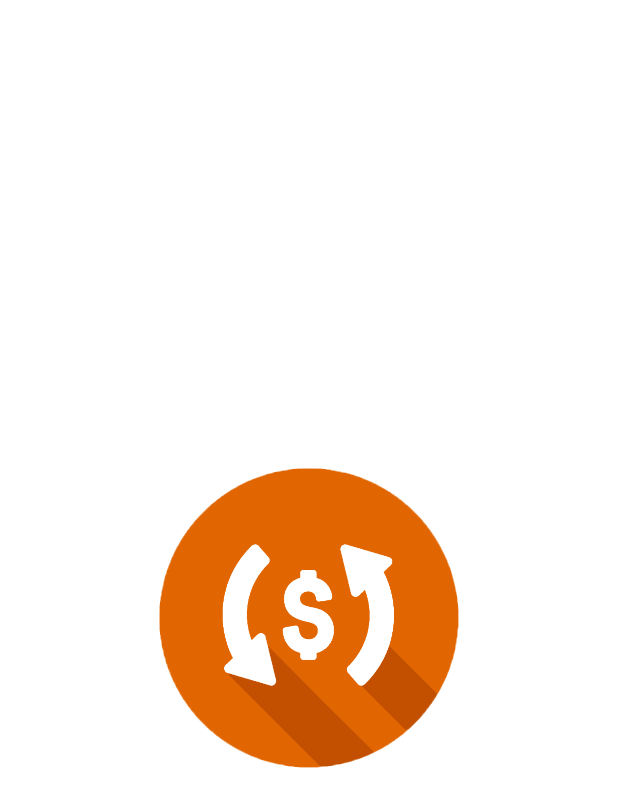
After one commit to RNasserB/currencyConverter, an Android app: the SplashScreenActivity screen opened directly, with no data from a screen before it, on a phone screen of 412 x 824 dp. The commit adds this screen. Shown: the top 807 px of the screen. Run offline under Robolectric (Android 15) with nearby library versions, the phone set to English and light mode, and no system bars.

Commit message:
Splash Screen

```diff
--- a/app/src/main/AndroidManifest.xml
+++ b/app/src/main/AndroidManifest.xml
@@ -9,13 +9,17 @@
         android:roundIcon="@mipmap/ic_launcher_round"
         android:supportsRtl="true"
         android:theme="@style/Theme.CurrencyConverter">
-        <activity android:name=".MainActivity">
+        <activity
+            android:name=".SplashScreenActivity"
+            android:theme="@style/SplashScreenTheme">
             <intent-filter>
                 <action android:name="android.intent.action.MAIN" />
 
                 <category android:name="android.intent.category.LAUNCHER" />
             </intent-filter>
+
         </activity>
+        <activity android:name=".MainActivity"></activity>
     </application>
 
 </manifest>
--- /dev/null
+++ b/app/src/main/java/com/rnasser/currencyconverter/SplashScreenActivity.kt
@@ -0,0 +1,24 @@
+package com.rnasser.currencyconverter
+
+import android.content.Intent
+import androidx.appcompat.app.AppCompatActivity
+import android.os.Bundle
+import android.widget.ImageView
+import androidx.appcompat.widget.AppCompatImageView
+
+class SplashScreenActivity : AppCompatActivity() {
+    override fun onCreate(savedInstanceState: Bundle?) {
+        super.onCreate(savedInstanceState)
+        setContentView(R.layout.activity_splash_screen)
+
+        val imgSplashScreen = findViewById<AppCompatImageView>(R.id.img_splash_screen)
+        imgSplashScreen.alpha = 0f
+        imgSplashScreen.animate().setDuration(1500).alpha(1f).withEndAction {
+            val i = Intent(this, MainActivity::class.java)
+            startActivity(i)
+            overridePendingTransition(android.R.anim.fade_in, android.R.anim.fade_out)
+            finish()
+        }
+
+    }
+}
--- /dev/null
+++ b/app/src/main/res/layout/activity_splash_screen.xml
@@ -0,0 +1,23 @@
+<?xml version="1.0" encoding="utf-8"?>
+<androidx.constraintlayout.widget.ConstraintLayout xmlns:android="http://schemas.android.com/apk/res/android"
+    xmlns:app="http://schemas.android.com/apk/res-auto"
+    xmlns:tools="http://schemas.android.com/tools"
+    android:layout_width="match_parent"
+    android:layout_height="match_parent"
+    tools:context=".SplashScreenActivity">
+
+    <androidx.appcompat.widget.AppCompatImageView
+        android:id="@+id/img_splash_screen"
+        android:layout_width="200dp"
+        android:layout_height="200dp"
+        android:paddingStart="0dp"
+        android:paddingEnd="0dp"
+        android:scaleType="centerCrop"
+        android:src="@drawable/currency_splash_logo"
+        app:layout_constraintBottom_toBottomOf="parent"
+        app:layout_constraintEnd_toEndOf="parent"
+        app:layout_constraintHorizontal_bias="0.5"
+        app:layout_constraintStart_toStartOf="parent"
+        app:layout_constraintTop_toTopOf="parent" />
+
+</androidx.constraintlayout.widget.ConstraintLayout>
--- a/app/src/main/res/values-night/themes.xml
+++ b/app/src/main/res/values-night/themes.xml
@@ -1,9 +1,9 @@
 <resources xmlns:tools="http://schemas.android.com/tools">
     <!-- Base application theme. -->
-    <style name="Theme.CurrencyConverter" parent="Theme.MaterialComponents.DayNight.DarkActionBar">
+    <style name="Theme.CurrencyConverter" parent="Theme.MaterialComponents.DayNight.NoActionBar">
         <!-- Primary brand color. -->
-        <item name="colorPrimary">@color/purple_200</item>
-        <item name="colorPrimaryVariant">@color/purple_700</item>
+        <item name="colorPrimary">@color/light_green</item>
+        <item name="colorPrimaryVariant">@color/dark_green</item>
         <item name="colorOnPrimary">@color/black</item>
         <!-- Secondary brand color. -->
         <item name="colorSecondary">@color/teal_200</item>
--- a/app/src/main/res/values/themes.xml
+++ b/app/src/main/res/values/themes.xml
@@ -1,6 +1,20 @@
 <resources xmlns:tools="http://schemas.android.com/tools">
     <!-- Base application theme. -->
-    <style name="Theme.CurrencyConverter" parent="Theme.MaterialComponents.DayNight.DarkActionBar">
+    <style name="Theme.CurrencyConverter" parent="Theme.MaterialComponents.DayNight.NoActionBar">
+        <!-- Primary brand color. -->
+        <item name="colorPrimary">@color/light_green</item>
+        <item name="colorPrimaryVariant">@color/dark_green</item>
+        <item name="colorOnPrimary">@color/white</item>
+        <!-- Secondary brand color. -->
+        <item name="colorSecondary">@color/teal_200</item>
+        <item name="colorSecondaryVariant">@color/teal_700</item>
+        <item name="colorOnSecondary">@color/black</item>
+        <!-- Status bar color. -->
+        <item name="android:statusBarColor" tools:targetApi="l">?attr/colorPrimaryVariant</item>
+        <!-- Customize your theme here. -->
+    </style>
+
+    <style name="SplashScreenTheme" parent="Theme.MaterialComponents.DayNight.NoActionBar">
         <!-- Primary brand color. -->
         <item name="colorPrimary">@color/light_green</item>
         <item name="colorPrimaryVariant">@color/dark_green</item>
```
